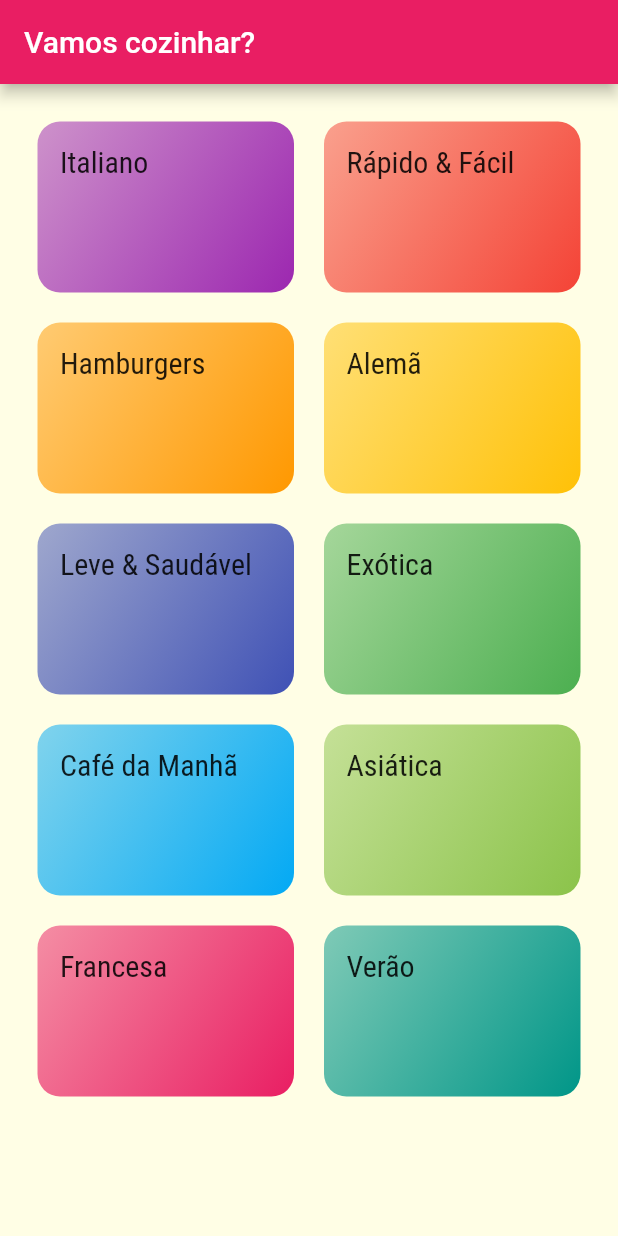
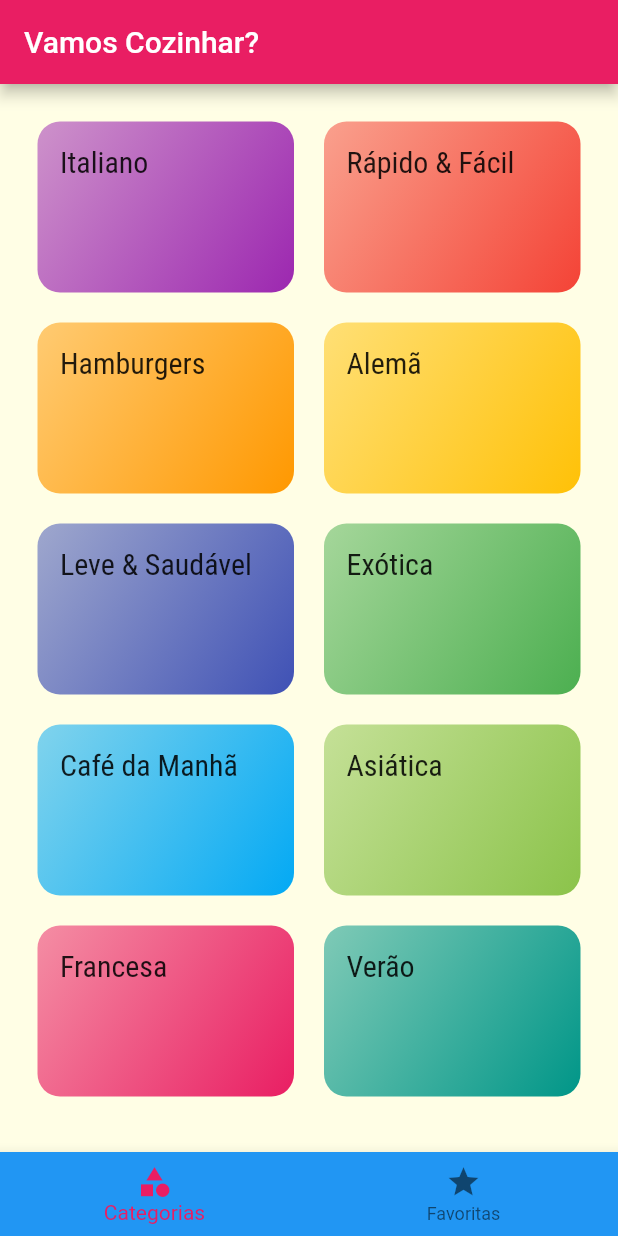
Before and after one commit to vanderloureiro/app-meals, a Flutter app: the screen it shows after launch, on a phone screen of 412 x 824 dp. Run offline on Flutter 3.47's test engine with Material 2 defaults, Android fonts, the phone set to English and light mode, and no system bars.

```diff
--- a/lib/main.dart
+++ b/lib/main.dart
@@ -3,6 +3,7 @@ import 'dart:ui';
 import 'package:app_meals/pages/categories_meals_page.dart';
 import 'package:app_meals/pages/categories_page.dart';
 import 'package:app_meals/pages/meal_details_page.dart';
+import 'package:app_meals/pages/navigation_page.dart';
 import 'package:app_meals/utils/app_routes.dart';
 import 'package:flutter/material.dart';
 
@@ -31,7 +32,7 @@ class MyApp extends StatelessWidget {
       debugShowCheckedModeBanner: false,
       initialRoute: AppRoutes.home,
       routes: {
-        AppRoutes.home: (context) => const CategoriesPage(),
+        AppRoutes.home: (context) => const NavigationPage(),
         AppRoutes.categories_meals: (context) => const CategoriesMealsPage(),
         AppRoutes.meal_details: (context) => const MealDetailsPage(),
       },
--- a/lib/pages/categories_page.dart
+++ b/lib/pages/categories_page.dart
@@ -7,11 +7,7 @@ class CategoriesPage extends StatelessWidget {
 
   @override
   Widget build(BuildContext context) {
-    return Scaffold(
-      appBar: AppBar(
-        title: const Text("Vamos cozinhar?"),
-      ),
-      body: GridView(
+    return GridView(
         padding: const EdgeInsets.all(25),
         gridDelegate: const SliverGridDelegateWithMaxCrossAxisExtent(
           maxCrossAxisExtent: 200,
@@ -22,7 +18,6 @@ class CategoriesPage extends StatelessWidget {
         children: DUMMY_CATEGORIES.map((cat) {
           return CategoryItem(cat);
         }).toList(),
-      ),
     );
   }
 }
--- /dev/null
+++ b/lib/pages/favorites_page.dart
@@ -0,0 +1,12 @@
+import 'package:flutter/material.dart';
+
+class FavoritesPage extends StatelessWidget {
+  const FavoritesPage({Key? key}) : super(key: key);
+
+  @override
+  Widget build(BuildContext context) {
+    return const Center(
+        child: Text("Minhas Refeições Favoritas")
+    );
+  }
+}
--- /dev/null
+++ b/lib/pages/navigation_page.dart
@@ -0,0 +1,51 @@
+import 'package:app_meals/pages/categories_page.dart';
+import 'package:app_meals/pages/favorites_page.dart';
+import 'package:flutter/material.dart';
+
+class NavigationPage extends StatefulWidget {
+  const NavigationPage({Key? key}) : super(key: key);
+
+  @override
+  State<NavigationPage> createState() => _NavigationPageState();
+}
+
+class _NavigationPageState extends State<NavigationPage> {
+
+  int _selectPageIndex = 0;
+  String _selectPageTitle = "Vamos Cozinhar?";
+
+  final List<Widget> _pages = [
+    const CategoriesPage(),
+    const FavoritesPage(),
+  ];
+
+  @override
+  Widget build(BuildContext context) {
+    return Scaffold(
+      appBar: AppBar(
+        title: Text(_selectPageTitle),
+      ),
+      body: _pages[_selectPageIndex],
+      bottomNavigationBar: BottomNavigationBar(
+        onTap: _selectPage,
+        backgroundColor: Theme.of(context).primaryColor,
+        items: const [
+          BottomNavigationBarItem(
+              icon: Icon(Icons.category),
+              label: "Categorias",
+          ),
+          BottomNavigationBarItem(
+              icon: Icon(Icons.star),
+              label: "Favoritas"
+          )
+        ],
+      ),
+    );
+  }
+
+  _selectPage(int index) {
+    setState(() {
+      _selectPageIndex = index;
+    });
+  }
+}
```
